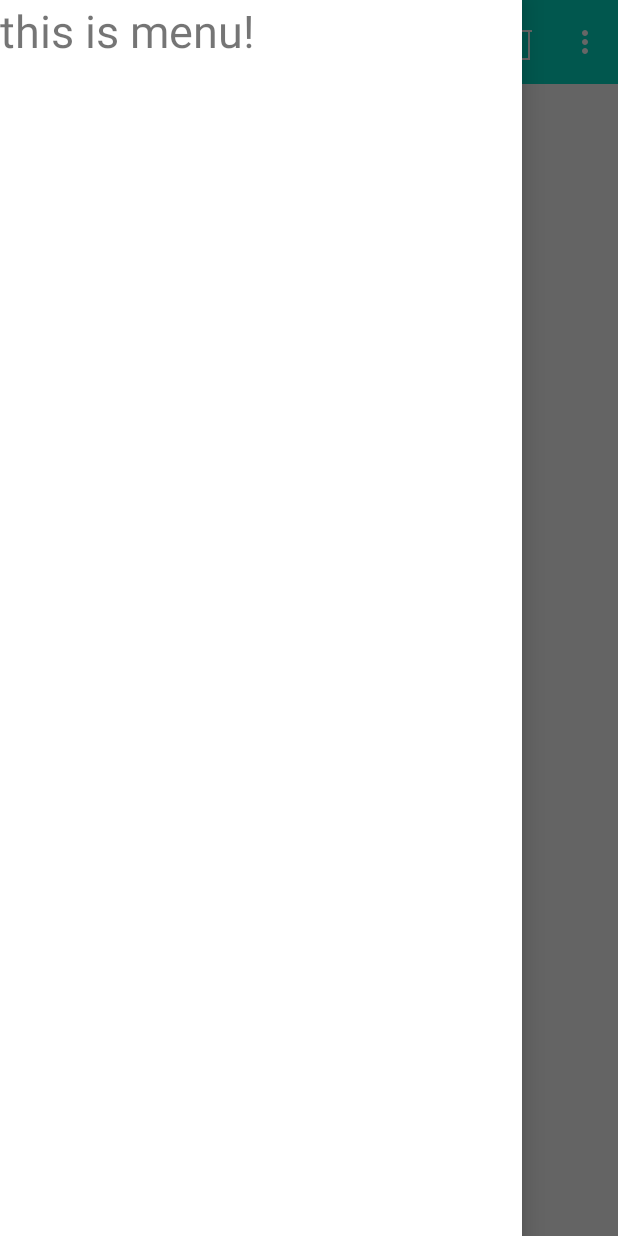
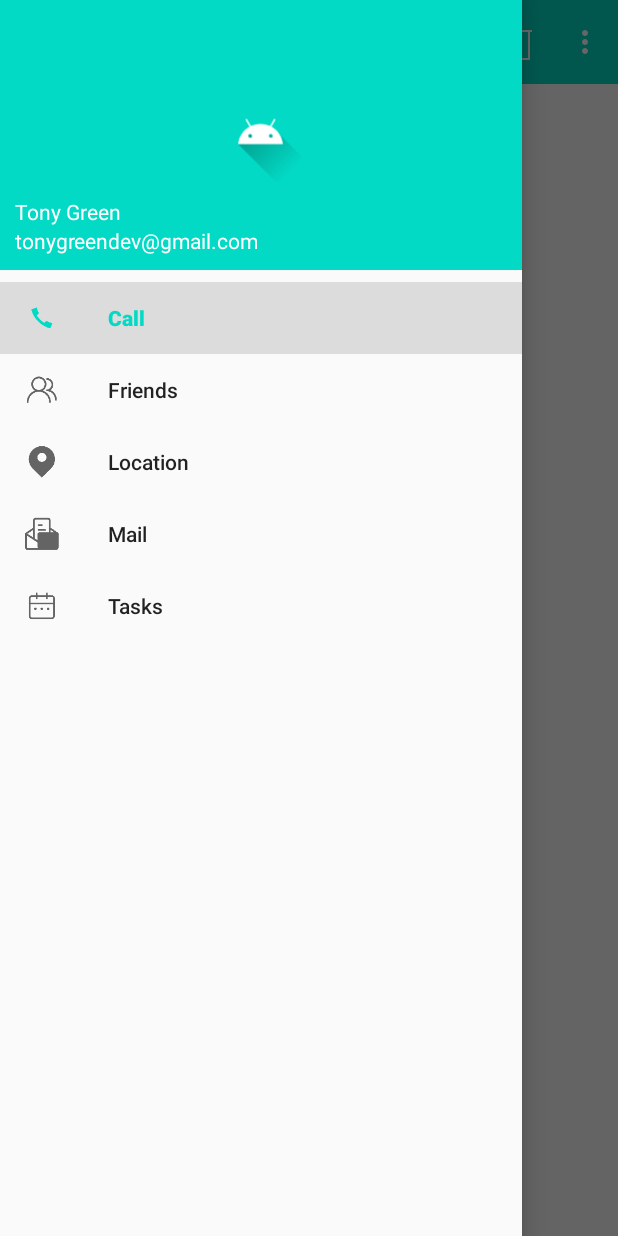
Before and after one commit to qicaihua/GrowthStory, an Android app: the screen it shows after launch (MainActivity), with the side drawer open, on a phone screen of 412 x 824 dp. Run offline under Robolectric (Android 15) with nearby library versions, the phone set to English and light mode, and no system bars; our stand-ins replace CircleImageView.

Commit message:
navigationView(menu+headerLayout)

```diff
--- a/app/build.gradle
+++ b/app/build.gradle
@@ -41,5 +41,5 @@ dependencies {
     testImplementation 'junit:junit:4.13.2'
     androidTestImplementation 'androidx.test.ext:junit:1.1.3'
     androidTestImplementation 'androidx.test.espresso:espresso-core:3.4.0'
-//    implementation 'de.hdodenhof:circleimageview:3.0.1'
+    implementation 'de.hdodenhof:circleimageview:3.0.1'
 }
--- a/app/src/main/java/com/mine/growthstory/MainActivity.kt
+++ b/app/src/main/java/com/mine/growthstory/MainActivity.kt
@@ -2,7 +2,6 @@ package com.mine.growthstory
 
 import androidx.appcompat.app.AppCompatActivity
 import android.os.Bundle
-import android.view.Gravity
 import android.view.Menu
 import android.view.MenuItem
 import android.widget.Toast
@@ -24,7 +23,13 @@ class MainActivity : AppCompatActivity() {
             it.setHomeAsUpIndicator(R.mipmap.ic_menu)
         }
 
-
+        //导航滑动菜单默认选中call
+        navView.setCheckedItem(R.id.navCall)
+        //导航滑动菜单设置点击事件
+        navView.setNavigationItemSelectedListener {
+            drawerLayout?.closeDrawers()
+            true
+        }
     }
 
     /**
@@ -41,7 +46,7 @@ class MainActivity : AppCompatActivity() {
             R.id.delete -> Toast.makeText(this, "You clicked Delete", Toast.LENGTH_SHORT).show()
             R.id.settings -> Toast.makeText(this, "You clicked Settings", Toast.LENGTH_SHORT).show()
             //点击home菜单，打开抽屉菜单，从左边滑动到右边；行为和xml保持一致，设置GravityCompat.START
-            android.R.id.home -> drawer_layout.openDrawer(GravityCompat.START)
+            android.R.id.home -> drawerLayout.openDrawer(GravityCompat.START)
         }
         return true
     }
--- a/app/src/main/res/layout/activity_main.xml
+++ b/app/src/main/res/layout/activity_main.xml
@@ -2,7 +2,7 @@
 <androidx.drawerlayout.widget.DrawerLayout xmlns:android="http://schemas.android.com/apk/res/android"
     xmlns:app="http://schemas.android.com/apk/res-auto"
     xmlns:tools="http://schemas.android.com/tools"
-    android:id="@+id/drawer_layout"
+    android:id="@+id/drawerLayout"
     android:layout_width="match_parent"
     android:layout_height="match_parent"
     tools:context=".MainActivity">
@@ -23,12 +23,20 @@
 
     </FrameLayout>
 
-    <TextView
+<!--    <TextView-->
+<!--        android:layout_width="match_parent"-->
+<!--        android:layout_height="match_parent"-->
+<!--        android:layout_gravity="start"-->
+<!--        android:background="#FFF"-->
+<!--        android:text="this is menu!"-->
+<!--        android:textSize="30sp" />-->
+
+    <com.google.android.material.navigation.NavigationView
+        android:id="@+id/navView"
         android:layout_width="match_parent"
         android:layout_height="match_parent"
         android:layout_gravity="start"
-        android:background="#FFF"
-        android:text="this is menu!"
-        android:textSize="30sp" />
+        app:headerLayout="@layout/nav_header"
+        app:menu="@menu/nav_menu" />
 
 </androidx.drawerlayout.widget.DrawerLayout>
--- /dev/null
+++ b/app/src/main/res/layout/nav_header.xml
@@ -0,0 +1,32 @@
+<?xml version="1.0" encoding="utf-8"?>
+<RelativeLayout xmlns:android="http://schemas.android.com/apk/res/android"
+    android:layout_width="match_parent"
+    android:layout_height="180dp"
+    android:background="@color/colorPrimary"
+    android:padding="10dp">
+
+    <de.hdodenhof.circleimageview.CircleImageView
+        android:id="@+id/iconImage"
+        android:layout_width="70dp"
+        android:layout_height="70dp"
+        android:layout_centerInParent="true"
+        android:src="@drawable/ic_launcher_foreground" />
+
+    <TextView
+        android:id="@+id/mailText"
+        android:layout_width="wrap_content"
+        android:layout_height="wrap_content"
+        android:layout_alignParentBottom="true"
+        android:text="tonygreendev@gmail.com"
+        android:textColor="#FFF"
+        android:textSize="14sp" />
+
+    <TextView
+        android:layout_width="wrap_content"
+        android:layout_height="wrap_content"
+        android:layout_above="@id/mailText"
+        android:text="Tony Green"
+        android:textColor="#FFF"
+        android:textSize="14sp" />
+
+</RelativeLayout>
--- /dev/null
+++ b/app/src/main/res/menu/nav_menu.xml
@@ -0,0 +1,25 @@
+<?xml version="1.0" encoding="utf-8"?>
+<menu xmlns:android="http://schemas.android.com/apk/res/android">
+    <group android:checkableBehavior="single">
+        <item
+            android:id="@+id/navCall"
+            android:icon="@mipmap/ic_menu_call"
+            android:title="@string/menu_call" />
+        <item
+            android:id="@+id/navFriends"
+            android:icon="@mipmap/ic_menu_friend"
+            android:title="@string/menu_friends" />
+        <item
+            android:id="@+id/navLocation"
+            android:icon="@mipmap/ic_menu_location"
+            android:title="@string/menu_Location" />
+        <item
+            android:id="@+id/navMail"
+            android:icon="@mipmap/ic_menu_mail"
+            android:title="@string/menu_Mail" />
+        <item
+            android:id="@+id/navTask"
+            android:icon="@mipmap/ic_menu_task"
+            android:title="@string/menu_Tasks" />
+    </group>
+</menu>
--- a/app/src/main/res/values/strings.xml
+++ b/app/src/main/res/values/strings.xml
@@ -1,4 +1,9 @@
 <resources>
     <string name="app_name">GrowthStory</string>
     <string name="title_name">Fruits</string>
+    <string name="menu_call">Call</string>
+    <string name="menu_friends">Friends</string>
+    <string name="menu_Location">Location</string>
+    <string name="menu_Mail">Mail</string>
+    <string name="menu_Tasks">Tasks</string>
 </resources>
```
Also changed, not shown: app/src/main/res/mipmap-xxhdpi/ic_menu_call.png (added), app/src/main/res/mipmap-xxhdpi/ic_menu_friend.png (added), app/src/main/res/mipmap-xxhdpi/ic_menu_location.png (added), app/src/main/res/mipmap-xxhdpi/ic_menu_mail.png (added), app/src/main/res/mipmap-xxhdpi/ic_menu_task.png (added), 1 other file.
